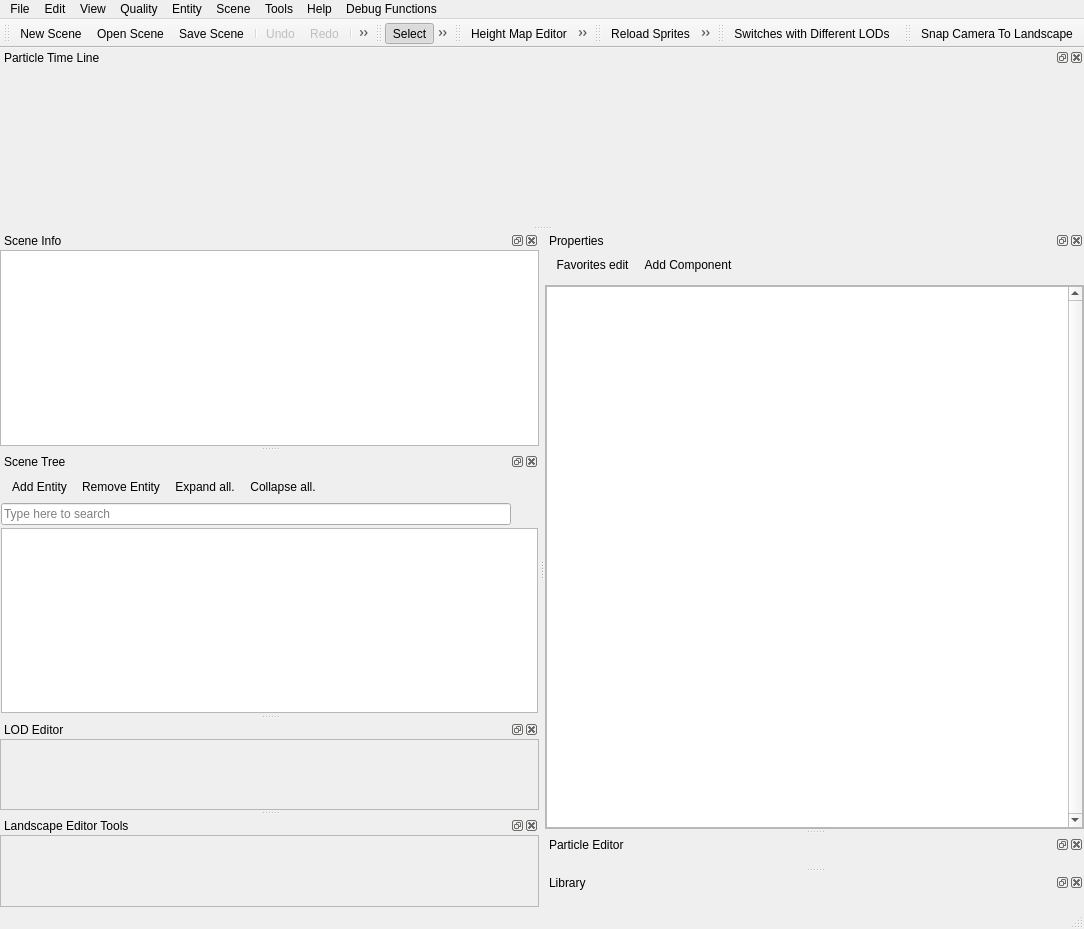
Qt form Tools/ResourceEditor/DataQt/mainwindow.ui (xaoctech/dava.engine) before a commit.
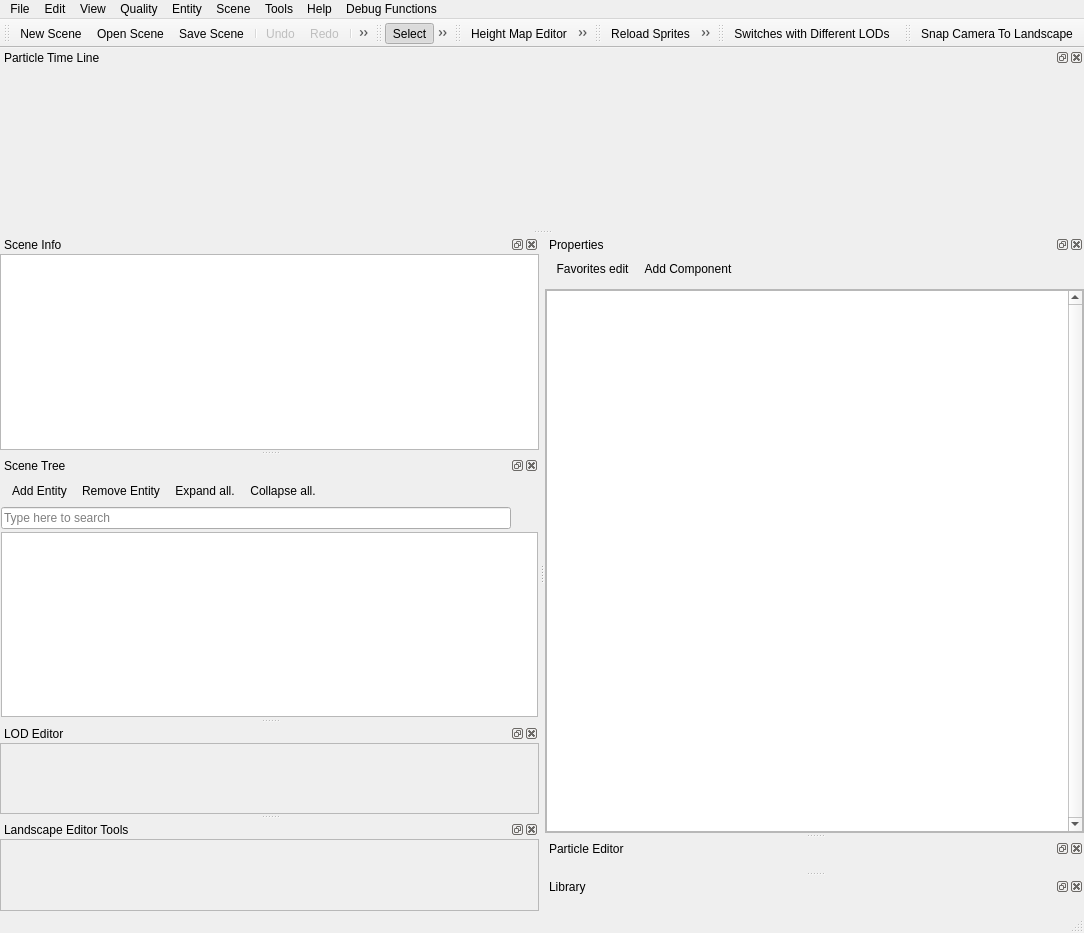
The same form after that commit. Icons and pictures are not drawn. Custom widgets are drawn as their Qt base class.

Commit message: [DF-6639] Removed old visibility tool menu

What changed in the file:
```diff
--- a/Tools/ResourceEditor/DataQt/mainwindow.ui
+++ b/Tools/ResourceEditor/DataQt/mainwindow.ui
@@ -7,7 +7,7 @@
     <x>0</x>
     <y>0</y>
     <width>1084</width>
-    <height>929</height>
+    <height>933</height>
    </rect>
   </property>
   <property name="sizePolicy">
@@ -733,7 +733,7 @@
           <x>0</x>
           <y>0</y>
           <width>256</width>
-          <height>88</height>
+          <height>92</height>
          </rect>
         </property>
        </widget>
@@ -862,7 +862,7 @@
           <x>0</x>
           <y>0</y>
           <width>256</width>
-          <height>89</height>
+          <height>86</height>
          </rect>
         </property>
        </widget>
```
Left out of the diff: 1 changed line with no effect on the pictures.
